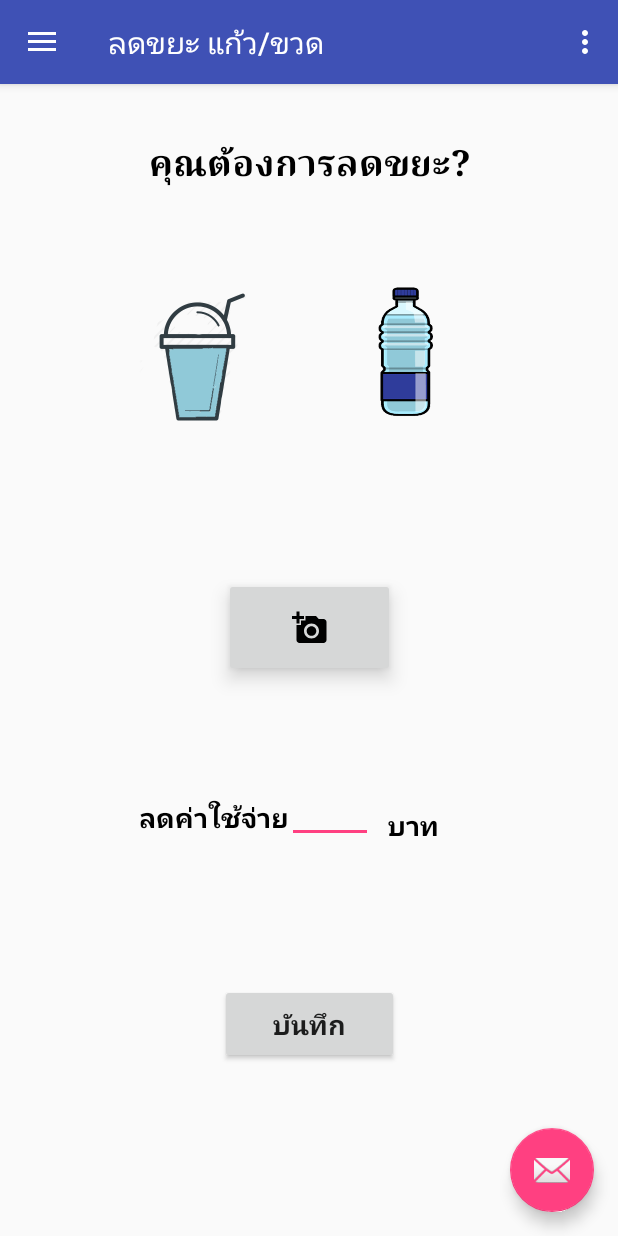
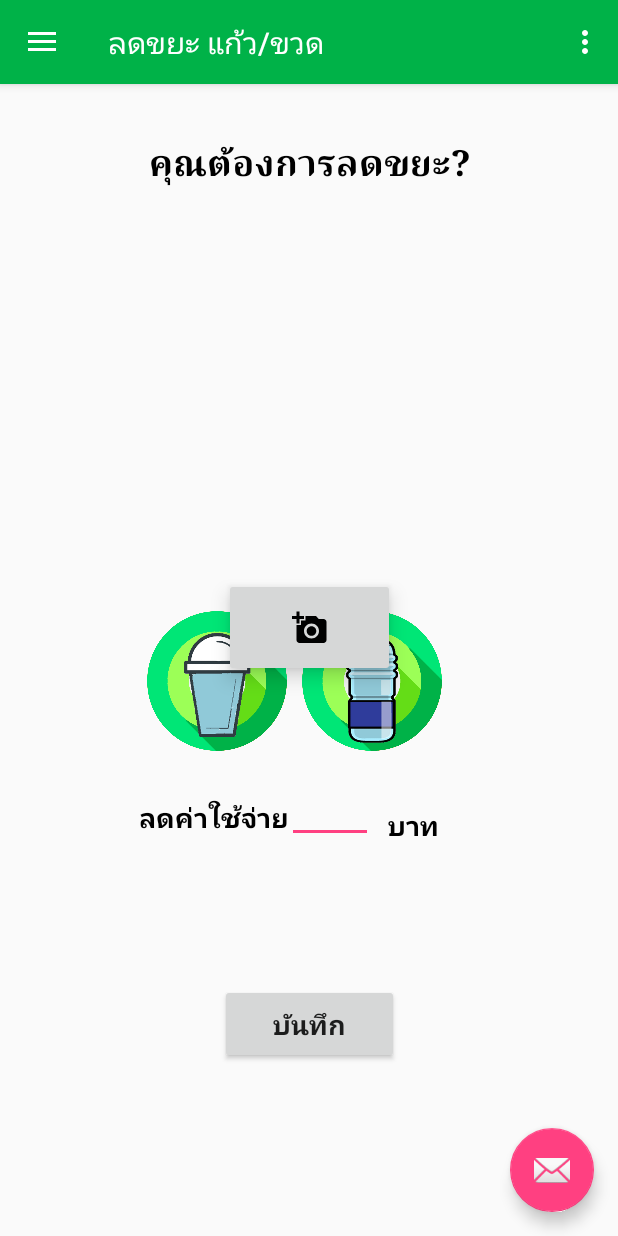
Before and after one commit to boypawit/wastBank, an Android app: the Main2 screen opened directly, with no data from a screen before it, on a phone screen of 412 x 824 dp. Run offline under Robolectric (Android 15) with nearby library versions, the phone set to English and light mode, and no system bars.

Commit message:
Take do Colors

```diff
--- a/app/src/main/res/layout/content_main2.xml
+++ b/app/src/main/res/layout/content_main2.xml
@@ -122,34 +122,34 @@
 
     <ImageView
         android:id="@+id/imageView10"
-        android:layout_width="85dp"
-        android:layout_height="109dp"
-        app:srcCompat="@drawable/glass"
-        app:layout_constraintTop_toTopOf="parent"
-        android:layout_marginTop="8dp"
-        app:layout_constraintBottom_toBottomOf="parent"
-        android:layout_marginBottom="8dp"
-        android:layout_marginLeft="8dp"
+        android:layout_width="104dp"
+        android:layout_height="136dp"
+        app:srcCompat="@drawable/bottle1"
+        android:layout_marginLeft="196dp"
         app:layout_constraintLeft_toLeftOf="parent"
         android:layout_marginRight="8dp"
         app:layout_constraintRight_toRightOf="parent"
-        app:layout_constraintHorizontal_bias="0.272"
-        app:layout_constraintVertical_bias="0.186" />
+        app:layout_constraintBottom_toBottomOf="parent"
+        android:layout_marginBottom="302dp"
+        app:layout_constraintHorizontal_bias="0.0"
+        app:layout_constraintTop_toTopOf="parent"
+        android:layout_marginTop="8dp"
+        app:layout_constraintVertical_bias="1.0" />
 
     <ImageView
         android:id="@+id/imageView11"
-        android:layout_width="67dp"
-        android:layout_height="128dp"
-        app:srcCompat="@drawable/water"
+        android:layout_width="104dp"
+        android:layout_height="136dp"
+        app:srcCompat="@drawable/glass1"
+        android:layout_marginLeft="16dp"
+        app:layout_constraintLeft_toLeftOf="parent"
+        app:layout_constraintBottom_toBottomOf="parent"
+        android:layout_marginBottom="302dp"
+        android:layout_marginRight="8dp"
+        app:layout_constraintRight_toRightOf="parent"
+        app:layout_constraintHorizontal_bias="0.269"
         app:layout_constraintTop_toTopOf="parent"
         android:layout_marginTop="8dp"
-        app:layout_constraintBottom_toBottomOf="parent"
-        android:layout_marginBottom="8dp"
-        android:layout_marginLeft="8dp"
-        app:layout_constraintLeft_toLeftOf="parent"
-        android:layout_marginRight="8dp"
-        app:layout_constraintRight_toRightOf="parent"
-        app:layout_constraintHorizontal_bias="0.697"
-        app:layout_constraintVertical_bias="0.168" />
+        app:layout_constraintVertical_bias="1.0" />
 
 </android.support.constraint.ConstraintLayout>
--- a/app/src/main/res/values/colors.xml
+++ b/app/src/main/res/values/colors.xml
@@ -1,7 +1,7 @@
 <?xml version="1.0" encoding="utf-8"?>
 <resources>
-    <color name="colorPrimary">#3F51B5</color>
-    <color name="colorPrimaryDark">#303F9F</color>
+    <color name="colorPrimary">#00b248</color>
+    <color name="colorPrimaryDark">#00701a</color>
     <color name="colorAccent">#ff4081</color>
     <color name="colorBlue">#32CD32</color>
     <color name="colorwite">#FFFFFF</color>
```
Also changed, not shown: app/src/main/res/drawable/bottle1.png (added), app/src/main/res/drawable/glass1.png (added).
